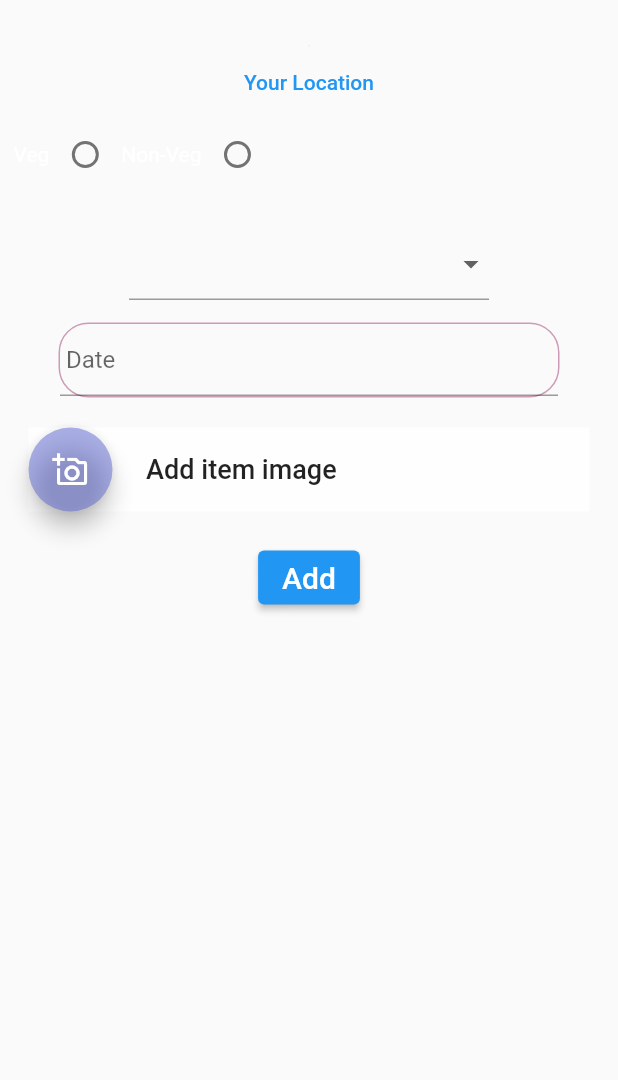
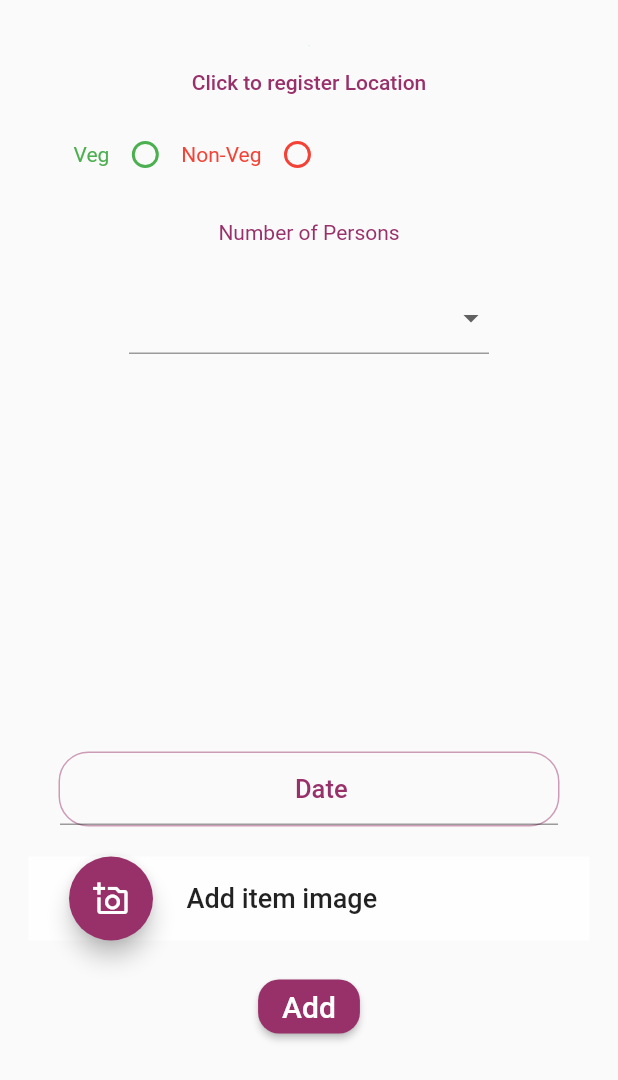
Before and after one commit to Shubhankit-Pandey/annapurna_hackout22, a Flutter app: the Donate screen opened directly, on a phone screen of 412 x 824 dp. Shown: the top 1080 px of the screen. Run offline on Flutter 3.47's test engine with Material 2 defaults, Android fonts, the phone set to English and light mode, and no system bars; our stand-ins replace cloud_firestore, firebase_auth, firebase_core, firebase_storage, flutter_spinkit, google_maps_flutter and 2 more; accounts and stored records are empty.

Commit message:
Map updated yet again stylish buttons added and Donate screen API updated hugely

```diff
--- a/lib/Screens/Donate.dart
+++ b/lib/Screens/Donate.dart
@@ -122,12 +122,14 @@ class _DonateState extends State<Donate> {
                                         MaterialPageRoute(
                                             builder: (context) => Home())),
                                     child:
-                                    Text("Your Location", style: TextStyle()),
+                                    Text("Click to register Location", style: TextStyle(color:  const Color.fromARGB(0xFF, 0x98, 0x31, 0x6A),)),
                                   ),
                                   Row(
                                     children: [
-                                      Text('Veg',style: TextStyle(color: Colors.white),),
+                                      SizedBox(width: 40,),
+                                      Text('Veg',style: TextStyle(color: Colors.green),),
                                       Radio(
+                                        fillColor: MaterialStateProperty.all(Colors.green),
                                         value: "veg",
                                         groupValue:veg,
                                         onChanged: (value){
@@ -136,8 +138,9 @@ class _DonateState extends State<Donate> {
                                           });
                                         },
                                       ),
-                                      Text('Non-Veg',style: TextStyle(color: Colors.white),),
+                                      Text('Non-Veg',style: TextStyle(color: Colors.red),),
                                       Radio(
+                                        fillColor: MaterialStateProperty.all(Colors.red),
                                         value: "nonveg",
                                         groupValue: veg,
                                         onChanged: (value){
@@ -151,14 +154,16 @@ class _DonateState extends State<Donate> {
                                   Padding(
                                     padding: EdgeInsets.only(left: 20.0, right: 20.0),
                                   ),
+                                  SizedBox(height: 20,),
+                                  Text("Number of Persons",style: TextStyle( color: const Color.fromARGB(0xFF, 0x98, 0x31, 0x6A),),),
                                   SizedBox(height: 20.0),
                                   Container(
                                       width: 300,
                                       padding: EdgeInsets.symmetric(
                                           vertical: 5, horizontal: 30),
                                       child: DropdownButtonFormField(
-                                          dropdownColor:
-                                          Color.fromRGBO(12, 65, 96, 0.5),
+
+                                          dropdownColor: Colors.cyan.shade50,
                                           focusColor: Color.fromRGBO(12, 65, 96, 0.5),
                                           items: items.map((items) {
                                             return DropdownMenuItem(
@@ -167,7 +172,7 @@ class _DonateState extends State<Donate> {
                                           onChanged: (val) {
                                             setState(() => capacity = val! as String);
                                           })),
-                                  SizedBox(height: 10.0),
+                                  SizedBox(height: 260.0),
                                   Padding(
                                     padding: EdgeInsets.only(left: 20.0, right: 20.0),
                                   ),
@@ -182,7 +187,7 @@ class _DonateState extends State<Donate> {
 
                                       ),
                                       child: TextFormField(
-                                        decoration: InputDecoration(hintText: ' Date',),style: TextStyle(),
+                                        decoration: InputDecoration(hintText: '                                     Date',hintStyle: TextStyle(color: Color.fromARGB(0xFF, 0x98, 0x31, 0x6A),fontWeight: FontWeight.w500,fontSize: 17)),
                                         validator: (val) => val!.isEmpty
                                             ? 'please enter a valid date'
                                             : null,
@@ -199,12 +204,13 @@ class _DonateState extends State<Donate> {
                                         const BoxDecoration(color: Colors.white70),
                                         child: Row(
                                           children: [
+                                            SizedBox(width: 27,),
                                             FloatingActionButton(
                                               onPressed: () {
                                                 getImage();
                                               },
                                               backgroundColor:
-                                              Color.fromRGBO(92, 104, 211, .5),
+                                              Color.fromARGB(0xFF, 0x98, 0x31, 0x6A),
                                               child: Icon(Icons.add_a_photo_outlined),
                                             ),
                                             Text(
@@ -221,8 +227,10 @@ class _DonateState extends State<Donate> {
                                   ),
                                   ElevatedButton(
                                     style: ButtonStyle(
-                                        foregroundColor: MaterialStateProperty.all(Colors.blue),
-                                        backgroundColor: MaterialStateProperty.all(Colors.blue)
+                                        shape: MaterialStateProperty.all(RoundedRectangleBorder(
+                                            borderRadius: BorderRadius.circular(14)
+                                        )),
+                                        backgroundColor: MaterialStateProperty.all(Color.fromARGB(0xFF, 0x98, 0x31, 0x6A))
                                     ),
                                     child: Column(
                                         mainAxisAlignment: MainAxisAlignment.center,
```
